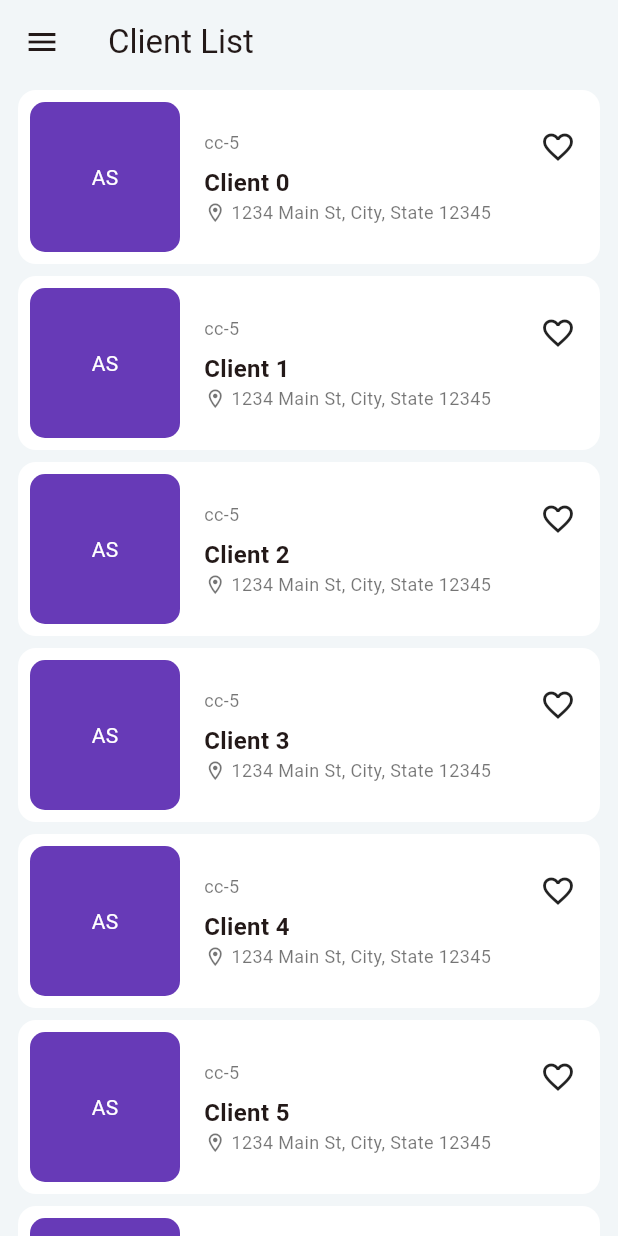
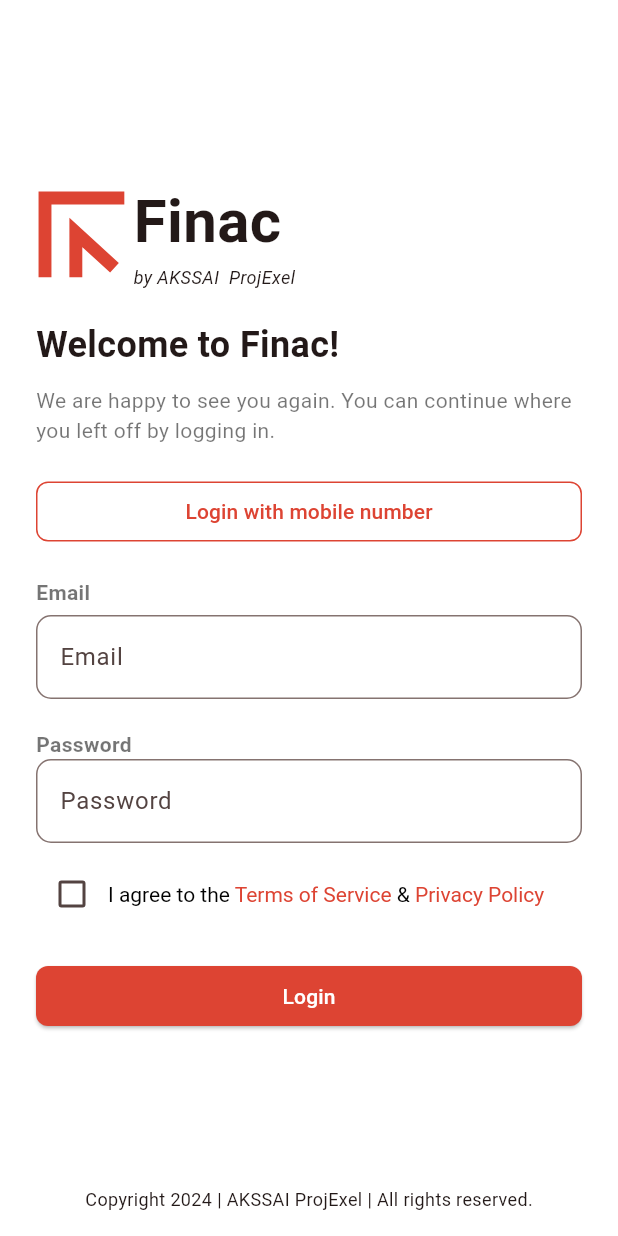
Before and after one commit to Arindam2002/finac_mobile_app, a Flutter app: the screen it shows after launch, on a phone screen of 412 x 824 dp. Run offline on Flutter 3.47's test engine with Material 3 defaults, Android fonts, the phone set to English and light mode, and no system bars; our stand-ins replace flutter_svg.

Commit message:
Added Login screen and Statement screen.

```diff
--- a/lib/Components/CustomElevatedButton.dart
+++ b/lib/Components/CustomElevatedButton.dart
@@ -9,6 +9,8 @@ class CustomElevatedButton extends StatelessWidget {
   final VoidCallback onPressed;
   final Color textColor;
   final Color backgroundColor;
+  final double elevation;
+  final bool showBorder;
 
   const CustomElevatedButton({
     super.key,
@@ -16,6 +18,8 @@ class CustomElevatedButton extends StatelessWidget {
     required this.onPressed,
     this.textColor = Colors.white,
     this.backgroundColor = kPrimaryColor,
+    this.elevation = 1.0,
+    this.showBorder = false,
   });
 
   @override
@@ -28,7 +32,9 @@ class CustomElevatedButton extends StatelessWidget {
           backgroundColor: backgroundColor,
           shape: RoundedRectangleBorder(
             borderRadius: BorderRadius.circular(8.0),
+            side: showBorder ? BorderSide(color: kPrimaryColor) : BorderSide.none,
           ),
+          elevation: elevation
         ),
         child: Text(
           text,
--- /dev/null
+++ b/lib/Screens/Authentication/login_screen.dart
@@ -0,0 +1,173 @@
+import 'package:finac_mobile_app/Components/CustomElevatedButton.dart';
+import 'package:finac_mobile_app/Constants/constants.dart';
+import 'package:flutter/cupertino.dart';
+import 'package:flutter/material.dart';
+import 'package:flutter/widgets.dart';
+import 'package:flutter_svg/flutter_svg.dart';
+
+class LoginScreen extends StatefulWidget {
+  @override
+  State<LoginScreen> createState() => _LoginScreenState();
+}
+
+class _LoginScreenState extends State<LoginScreen> {
+  bool isChecked = false;
+  final _formKey = GlobalKey<FormState>();
+
+  @override
+  Widget build(BuildContext context) {
+    return SafeArea(
+      child: Scaffold(
+        backgroundColor: Colors.white,
+        body: Padding(
+          padding: const EdgeInsets.symmetric(horizontal: 24.0, vertical: 16),
+          child: Form(
+            key: _formKey,
+            child: Column(
+              mainAxisSize: MainAxisSize.min,
+              children: [
+                Expanded(
+                  child: Center(
+                    child: Column(
+                      mainAxisAlignment: MainAxisAlignment.center,
+                      crossAxisAlignment: CrossAxisAlignment.start,
+                      children: <Widget>[
+                        // Logo
+                        Row(
+                          mainAxisAlignment: MainAxisAlignment.start,
+                          crossAxisAlignment: CrossAxisAlignment.center,
+                          children: [
+                            SvgPicture.asset(
+                              'assets/logo/FinacLogoSmall.svg',
+                              // color: Colors.white,
+                              width: 60,
+                              height: 60,
+                            ),
+                            const SizedBox(width: 5,),
+                            const Column(
+                              crossAxisAlignment: CrossAxisAlignment.start,
+                              mainAxisAlignment: MainAxisAlignment.start,
+                              children: [
+                                Text('Finac', style: TextStyle(fontSize: 40, fontWeight: FontWeight.bold)),
+                                Text('by AKSSAI  ProjExel', style: TextStyle(fontSize: 12, fontStyle: FontStyle.italic),),
+                              ],
+                            )
+                          ],
+                        ),
+
+                        SizedBox(height: 20),
+                        const Text(
+                          'Welcome to Finac!',
+                          style: TextStyle(fontSize: 24, fontWeight: FontWeight.bold),
+                        ),
+                        const SizedBox(height: 10),
+                        const Text(
+                          'We are happy to see you again. You can continue where you left off by logging in.',
+                          style: TextStyle(color: Colors.black54),
+                        ),
+                        const SizedBox(height: 20),
+                        CustomElevatedButton(
+                          onPressed: () {},
+                          text: 'Login with mobile number',
+                          backgroundColor: Colors.white,
+                          textColor: kPrimaryColor,
+                          elevation: 0,
+                          showBorder: true,
+                        ),
+                        SizedBox(height: 20),
+                        Column(
+                          crossAxisAlignment: CrossAxisAlignment.start,
+                          children: [
+                            const Text(
+                              'Email',
+                              style: TextStyle(
+                                  fontWeight: FontWeight.bold,
+                                  color: Colors.black54),
+                            ),
+                            SizedBox(height: 5),
+                            TextFormField(
+                              decoration: InputDecoration(
+                                labelText: 'Email',
+                                border: OutlineInputBorder(
+                                  borderRadius: BorderRadius.circular(10.0),
+                                ),
+                              ),
+                            ),
+                          ],
+                        ),
+                        SizedBox(height: 20),
+                        Column(
+                          crossAxisAlignment: CrossAxisAlignment.start,
+                          children: [
+                            const Text(
+                              'Password',
+                              style: TextStyle(
+                                  fontWeight: FontWeight.bold,
+                                  color: Colors.black54),
+                            ),
+                            TextFormField(
+                              obscureText: true,
+                              decoration: InputDecoration(
+                                labelText: 'Password',
+                                border: OutlineInputBorder(
+                                  borderRadius: BorderRadius.circular(10.0),
+                                ),
+                              ),
+                            ),
+                          ],
+                        ),
+                        SizedBox(height: 10),
+                        Row(
+                          children: <Widget>[
+                            Checkbox(
+                              value: isChecked,
+                              onChanged: (bool? value) {
+                                setState(() {
+                                  isChecked = value!;
+                                });
+                              },
+                            ),
+                            RichText(
+                              text: const TextSpan(
+                                text: 'I agree to the ',
+                                style: TextStyle(color: Colors.black),
+                                children: <TextSpan>[
+                                  TextSpan(
+                                    text: 'Terms of Service',
+                                    style: TextStyle(color: kPrimaryColor),
+                                  ),
+                                  TextSpan(
+                                    text: ' & ',
+                                  ),
+                                  TextSpan(
+                                    text: 'Privacy Policy',
+                                    style: TextStyle(color: kPrimaryColor),
+                                  ),
+                                ],
+                              ),
+                            ),
+                          ],
+                        ),
+                        SizedBox(height: 20),
+                        CustomElevatedButton(
+                          onPressed: () {
+                            Navigator.pushReplacementNamed(context, '/');
+                          },
+                          text: 'Login',
+                        ),
+                      ],
+                    ),
+                  ),
+                ),
+                Text(
+                  'Copyright 2024 | AKSSAI ProjExel | All rights reserved.',
+                  style: TextStyle(fontSize: 12),
+                ),
+              ],
+            ),
+          ),
+        ),
+      ),
+    );
+  }
+}
--- a/lib/Screens/ClientDashboard/client_dashboard.dart
+++ b/lib/Screens/ClientDashboard/client_dashboard.dart
@@ -1,5 +1,6 @@
 import 'package:finac_mobile_app/Components/ClientComponent.dart';
 import 'package:finac_mobile_app/Components/DashboardCardComponent.dart';
+import 'package:finac_mobile_app/Constants/constants.dart';
 import 'package:finac_mobile_app/dummy.dart';
 import 'package:flutter/material.dart';
 
@@ -15,7 +16,9 @@ class ClientDashboard extends StatelessWidget {
   @override
   Widget build(BuildContext context) {
     return Scaffold(
+      backgroundColor: kScaffoldBackgroundColor,
       appBar: AppBar(
+        backgroundColor: Colors.transparent,
         title: Text('Client Dashboard'),
         leadingWidth: 24,
       ),
--- a/lib/Screens/ClientReports/SelectPeriod.dart
+++ b/lib/Screens/ClientReports/SelectPeriod.dart
@@ -17,6 +17,7 @@ class _SelectPeriodState extends State<SelectPeriod> {
   @override
   Widget build(BuildContext context) {
     return Scaffold(
+      backgroundColor: kScaffoldBackgroundColor,
       appBar: AppBar(
         title: const Text('Ledger Statement'),
       ),
--- a/lib/Screens/SplashScreen/splash_screen.dart
+++ b/lib/Screens/SplashScreen/splash_screen.dart
@@ -14,7 +14,7 @@ class _SplashScreenState extends State<SplashScreen> {
   void initState() {
     super.initState();
     Future.delayed(Duration(seconds: 2), () {
-      Navigator.pushReplacementNamed(context, '/');
+      Navigator.pushReplacementNamed(context, '/loginScreen');
     });
   }
 
--- a/lib/routes.dart
+++ b/lib/routes.dart
@@ -1,5 +1,7 @@
+import 'package:finac_mobile_app/Screens/Authentication/login_screen.dart';
 import 'package:finac_mobile_app/Screens/ClientReports/SelectPeriod.dart';
 import 'package:finac_mobile_app/Screens/ClientReports/ledger_statement_screen.dart';
+import 'package:finac_mobile_app/Screens/ClientReports/statement.dart';
 import 'package:finac_mobile_app/Screens/SplashScreen/splash_screen.dart';
 import 'package:finac_mobile_app/main.dart';
 import 'package:flutter/material.dart';
@@ -11,6 +13,7 @@ Map<String, WidgetBuilder> getRoutes() {
   return {
     '/': (context) => const MyHomePage(title: 'Client List'),
     '/splashScreen': (context) => SplashScreen(),
+    '/loginScreen': (context) => LoginScreen(),
     '/clientDashboard': (context) {
       final Client client =
       ModalRoute.of(context)!.settings.arguments as Client;
@@ -29,5 +32,6 @@ Map<String, WidgetBuilder> getRoutes() {
     },
     '/ledgerStatement': (context) => LedgerStatement(),
     '/selectPeriod': (context) => SelectPeriod(),
+    '/statement': (context) => Statement(),
   };
 }
```
Also changed, not shown: lib/Components/StatementDetailComponent.dart (added, +204 -0 lines), lib/Screens/ClientReports/ledger_statement_screen.dart (+17 -4 lines), lib/Screens/ClientReports/statement.dart (added, +91 -0 lines), lib/dummy.dart (+40 -0 lines).
